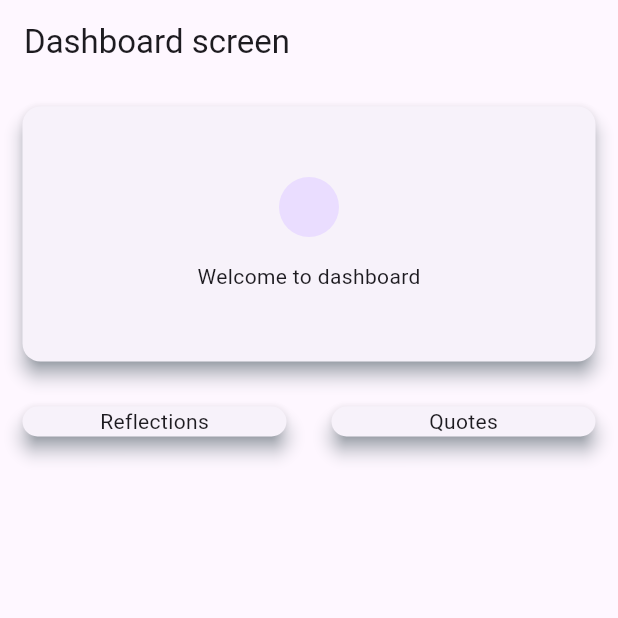
After one commit to Ryuuutaaa/daily-stoic-mobile, a Flutter app: the screen it shows after launch, on a phone screen of 412 x 824 dp, the top half of it. The commit adds this screen. Run offline on Flutter 3.47's test engine with Material 3 defaults, Android fonts, the phone set to English and light mode, and no system bars.

Commit message:
Implement DashboardView with navigation to Reflection and Quotes screens

```diff
--- a/lib/main.dart
+++ b/lib/main.dart
@@ -1,5 +1,5 @@
 import 'package:flutter/material.dart';
-import 'package:stoicism/views/reflection_view.dart';
+import 'package:stoicism/views/home/dashboard_view.dart';
 
 void main() => runApp(const MyApp());
 
@@ -11,6 +11,6 @@ class MyApp extends StatelessWidget {
     return MaterialApp(
         debugShowCheckedModeBanner: false,
         title: 'Stoic App',
-        home: ReflectionScreen());
+        home: DashboardView());
   }
 }
--- /dev/null
+++ b/lib/views/home/dashboard_view.dart
@@ -0,0 +1,85 @@
+import 'package:flutter/material.dart';
+import 'package:stoicism/views/qoutes_view.dart';
+import 'package:stoicism/views/reflection_view.dart';
+
+class DashboardView extends StatelessWidget {
+  const DashboardView({super.key});
+
+  @override
+  Widget build(BuildContext context) {
+    return Scaffold(
+      appBar: AppBar(
+        title: Text("Dashboard screen"),
+      ),
+      body: Column(
+        children: [
+          Container(
+            height: 200,
+            child: Card(
+              margin: const EdgeInsets.all(15),
+              shadowColor: Colors.blueGrey,
+              elevation: 5,
+              child: Center(
+                child: Column(
+                  mainAxisAlignment: MainAxisAlignment.center,
+                  children: const [
+                    Padding(
+                      padding: EdgeInsets.all(8.0),
+                      child: CircleAvatar(),
+                    ),
+                    Padding(
+                      padding: EdgeInsets.all(8.0),
+                      child: Text("Welcome to dashboard"),
+                    ),
+                  ],
+                ),
+              ),
+            ),
+          ),
+          Row(
+            children: [
+              Expanded(
+                child: GestureDetector(
+                  onTap: () {
+                    Navigator.push(
+                      context,
+                      MaterialPageRoute(
+                        builder: (context) => ReflectionScreen(),
+                      ),
+                    );
+                  },
+                  child: Card(
+                    margin: const EdgeInsets.all(15),
+                    shadowColor: Colors.blueGrey,
+                    elevation: 5,
+                    child: const Center(
+                      child: Text("Reflections"),
+                    ),
+                  ),
+                ),
+              ),
+              Expanded(
+                child: GestureDetector(
+                  onTap: () {
+                    Navigator.push(
+                      context,
+                      MaterialPageRoute(builder: (context) => QuotesView()),
+                    );
+                  },
+                  child: Card(
+                    margin: const EdgeInsets.all(15),
+                    shadowColor: Colors.blueGrey,
+                    elevation: 5,
+                    child: const Center(
+                      child: Text("Quotes"),
+                    ),
+                  ),
+                ),
+              ),
+            ],
+          )
+        ],
+      ),
+    );
+  }
+}
```
